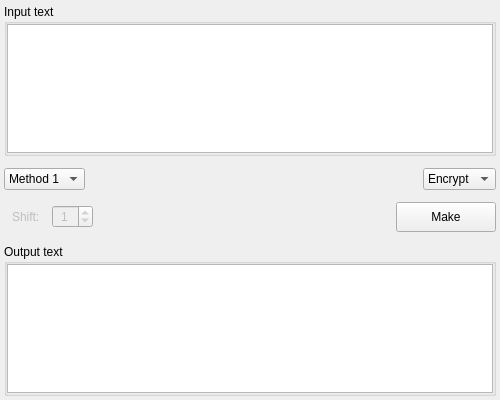
Above: src/gui/symmetric/polybius_square/polybius_square.ui from vasilypht/crypto-methods before the change. Below: the same form after it.
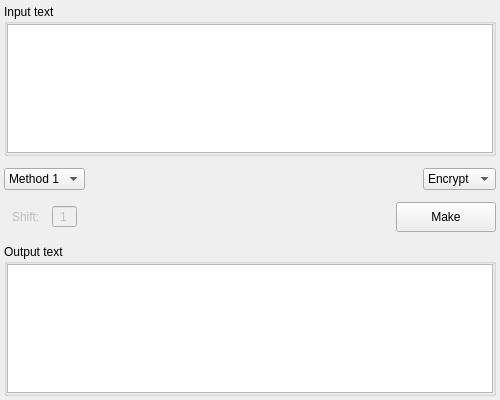
That is the form after the change.

```diff
--- a/src/gui/symmetric/polybius_square/polybius_square.ui
+++ b/src/gui/symmetric/polybius_square/polybius_square.ui
@@ -157,6 +157,9 @@
        <property name="alignment">
         <set>Qt::AlignCenter</set>
        </property>
+       <property name="buttonSymbols">
+        <enum>QAbstractSpinBox::NoButtons</enum>
+       </property>
        <property name="minimum">
         <number>0</number>
        </property>
```
